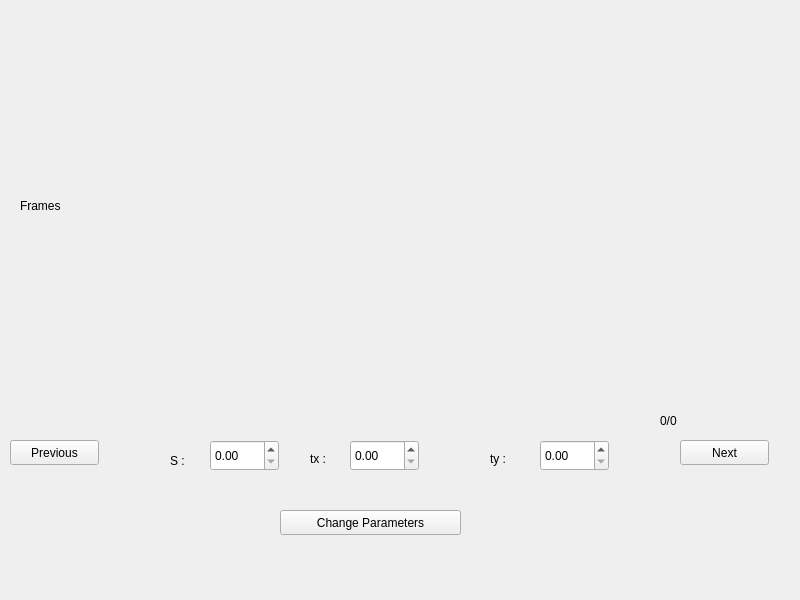
Old version of the form XML/design.ui in the repository Adrijac3/camera_framework.
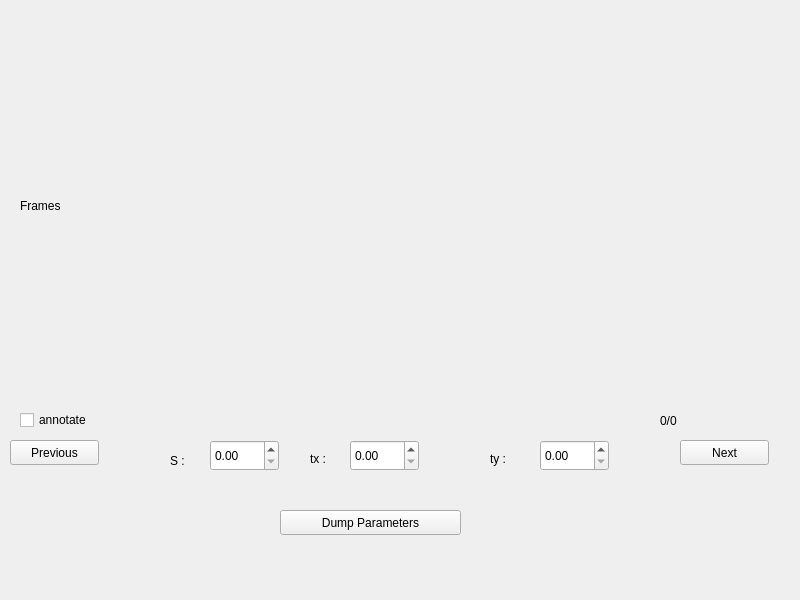
New version of the form.

What changed in the file:
```diff
--- a/XML/design.ui
+++ b/XML/design.ui
@@ -108,7 +108,7 @@
      </rect>
     </property>
     <property name="text">
-     <string>Change Parameters</string>
+     <string>Dump Parameters</string>
     </property>
    </widget>
    <widget class="QDoubleSpinBox" name="s_input">
@@ -154,6 +154,19 @@
      <string>0/0</string>
     </property>
    </widget>
+   <widget class="QCheckBox" name="annotate">
+    <property name="geometry">
+     <rect>
+      <x>20</x>
+      <y>410</y>
+      <width>86</width>
+      <height>20</height>
+     </rect>
+    </property>
+    <property name="text">
+     <string>annotate</string>
+    </property>
+   </widget>
   </widget>
  </widget>
  <resources/>
```
